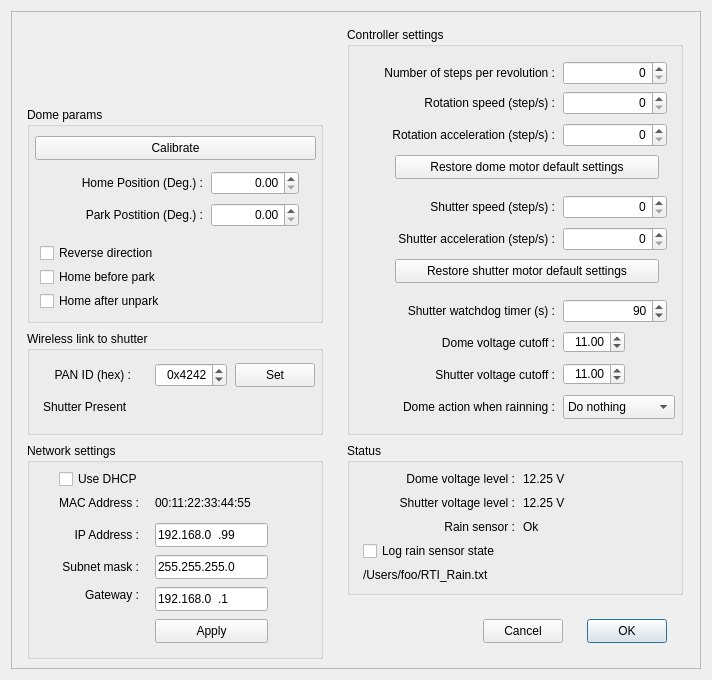
First picture: the form in RTI-Dome.ui, repository rpineau/RTI-Dome, before the edit.
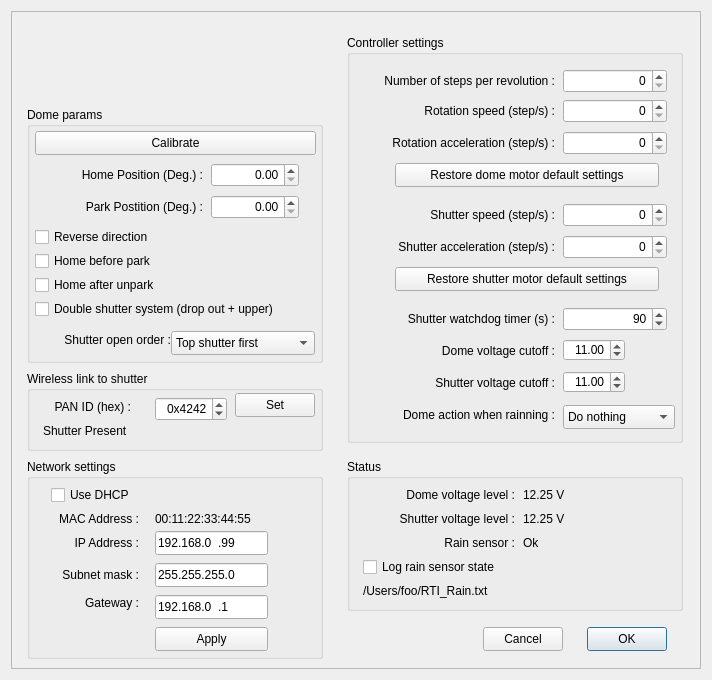
Second picture: the form after the edit. Icons and pictures are not drawn. Custom widgets are drawn as their Qt base class.

```diff
--- a/RTI-Dome.ui
+++ b/RTI-Dome.ui
@@ -58,7 +58,7 @@
         <x>16</x>
         <y>96</y>
         <width>296</width>
-        <height>216</height>
+        <height>256</height>
        </rect>
       </property>
       <property name="title">
@@ -67,8 +67,8 @@
       <widget class="QCheckBox" name="homeOnUnpark">
        <property name="geometry">
         <rect>
-         <x>13</x>
-         <y>184</y>
+         <x>8</x>
+         <y>168</y>
          <width>140</width>
          <height>20</height>
         </rect>
@@ -81,7 +81,7 @@
        <property name="geometry">
         <rect>
          <x>8</x>
-         <y>29</y>
+         <y>24</y>
          <width>281</width>
          <height>24</height>
         </rect>
@@ -93,8 +93,8 @@
       <widget class="QCheckBox" name="needReverse">
        <property name="geometry">
         <rect>
-         <x>13</x>
-         <y>136</y>
+         <x>8</x>
+         <y>120</y>
          <width>132</width>
          <height>20</height>
         </rect>
@@ -106,8 +106,8 @@
       <widget class="QCheckBox" name="homeOnPark">
        <property name="geometry">
         <rect>
-         <x>13</x>
-         <y>160</y>
+         <x>8</x>
+         <y>144</y>
          <width>136</width>
          <height>20</height>
         </rect>
@@ -120,7 +120,7 @@
        <property name="geometry">
         <rect>
          <x>16</x>
-         <y>64</y>
+         <y>56</y>
          <width>160</width>
          <height>24</height>
         </rect>
@@ -136,7 +136,7 @@
        <property name="geometry">
         <rect>
          <x>184</x>
-         <y>64</y>
+         <y>56</y>
          <width>88</width>
          <height>24</height>
         </rect>
@@ -152,7 +152,7 @@
        <property name="geometry">
         <rect>
          <x>32</x>
-         <y>96</y>
+         <y>88</y>
          <width>144</width>
          <height>24</height>
         </rect>
@@ -168,7 +168,7 @@
        <property name="geometry">
         <rect>
          <x>184</x>
-         <y>96</y>
+         <y>88</y>
          <width>88</width>
          <height>24</height>
         </rect>
@@ -180,12 +180,61 @@
         <double>359.990000000000009</double>
        </property>
       </widget>
+      <widget class="QCheckBox" name="checkBox_3">
+       <property name="geometry">
+        <rect>
+         <x>8</x>
+         <y>192</y>
+         <width>280</width>
+         <height>20</height>
+        </rect>
+       </property>
+       <property name="text">
+        <string>Double shutter system (drop out + upper)</string>
+       </property>
+      </widget>
+      <widget class="QComboBox" name="comboBox_2">
+       <property name="geometry">
+        <rect>
+         <x>144</x>
+         <y>224</y>
+         <width>144</width>
+         <height>24</height>
+        </rect>
+       </property>
+       <item>
+        <property name="text">
+         <string>Top shutter first</string>
+        </property>
+       </item>
+       <item>
+        <property name="text">
+         <string>Drop out first</string>
+        </property>
+       </item>
+      </widget>
+      <widget class="QLabel" name="label_18">
+       <property name="geometry">
+        <rect>
+         <x>16</x>
+         <y>221</y>
+         <width>128</width>
+         <height>24</height>
+        </rect>
+       </property>
+       <property name="text">
+        <string>Shutter open order :</string>
+       </property>
+       <property name="alignment">
+        <set>Qt::AlignRight|Qt::AlignTrailing|Qt::AlignVCenter</set>
+       </property>
+      </widget>
      </widget>
      <widget class="QGroupBox" name="ControllerParams">
       <property name="geometry">
        <rect>
         <x>336</x>
-        <y>16</y>
+        <y>24</y>
         <width>336</width>
         <height>408</height>
        </rect>
@@ -485,7 +534,7 @@
        <property name="geometry">
         <rect>
          <x>216</x>
-         <y>368</y>
+         <y>370</y>
          <width>112</width>
          <height>24</height>
         </rect>
@@ -549,7 +598,7 @@
       <property name="geometry">
        <rect>
         <x>472</x>
-        <y>608</y>
+        <y>616</y>
         <width>80</width>
         <height>24</height>
        </rect>
@@ -562,7 +611,7 @@
       <property name="geometry">
        <rect>
         <x>576</x>
-        <y>608</y>
+        <y>616</y>
         <width>80</width>
         <height>24</height>
        </rect>
@@ -578,7 +627,7 @@
       <property name="geometry">
        <rect>
         <x>336</x>
-        <y>432</y>
+        <y>448</y>
         <width>336</width>
         <height>152</height>
        </rect>
@@ -710,9 +759,9 @@
       <property name="geometry">
        <rect>
         <x>16</x>
-        <y>320</y>
+        <y>360</y>
         <width>296</width>
-        <height>104</height>
+        <height>80</height>
        </rect>
       </property>
       <property name="title">
@@ -722,7 +771,7 @@
        <property name="geometry">
         <rect>
          <x>8</x>
-         <y>32</y>
+         <y>24</y>
          <width>96</width>
          <height>24</height>
         </rect>
@@ -738,7 +787,7 @@
        <property name="geometry">
         <rect>
          <x>128</x>
-         <y>32</y>
+         <y>26</y>
          <width>72</width>
          <height>24</height>
         </rect>
@@ -763,7 +812,7 @@
        <property name="geometry">
         <rect>
          <x>208</x>
-         <y>32</y>
+         <y>22</y>
          <width>80</width>
          <height>24</height>
         </rect>
@@ -776,7 +825,7 @@
        <property name="geometry">
         <rect>
          <x>16</x>
-         <y>64</y>
+         <y>48</y>
          <width>192</width>
          <height>24</height>
         </rect>
@@ -790,9 +839,9 @@
       <property name="geometry">
        <rect>
         <x>16</x>
-        <y>432</y>
+        <y>448</y>
         <width>296</width>
-        <height>216</height>
+        <height>200</height>
        </rect>
       </property>
       <property name="title">
@@ -802,7 +851,7 @@
        <property name="geometry">
         <rect>
          <x>128</x>
-         <y>80</y>
+         <y>72</y>
          <width>113</width>
          <height>24</height>
         </rect>
@@ -821,7 +870,7 @@
        <property name="geometry">
         <rect>
          <x>16</x>
-         <y>80</y>
+         <y>72</y>
          <width>96</width>
          <height>24</height>
         </rect>
@@ -869,7 +918,7 @@
        <property name="geometry">
         <rect>
          <x>16</x>
-         <y>112</y>
+         <y>104</y>
          <width>96</width>
          <height>24</height>
         </rect>
@@ -885,7 +934,7 @@
        <property name="geometry">
         <rect>
          <x>128</x>
-         <y>112</y>
+         <y>104</y>
          <width>113</width>
          <height>24</height>
         </rect>
@@ -904,7 +953,7 @@
        <property name="geometry">
         <rect>
          <x>40</x>
-         <y>144</y>
+         <y>136</y>
          <width>72</width>
          <height>16</height>
         </rect>
@@ -920,7 +969,7 @@
        <property name="geometry">
         <rect>
          <x>128</x>
-         <y>144</y>
+         <y>136</y>
          <width>113</width>
          <height>24</height>
         </rect>
@@ -938,7 +987,7 @@
       <widget class="QCheckBox" name="checkBox_2">
        <property name="geometry">
         <rect>
-         <x>32</x>
+         <x>24</x>
          <y>24</y>
          <width>96</width>
          <height>24</height>
@@ -952,7 +1001,7 @@
        <property name="geometry">
         <rect>
          <x>128</x>
-         <y>176</y>
+         <y>168</y>
          <width>113</width>
          <height>24</height>
         </rect>
```
